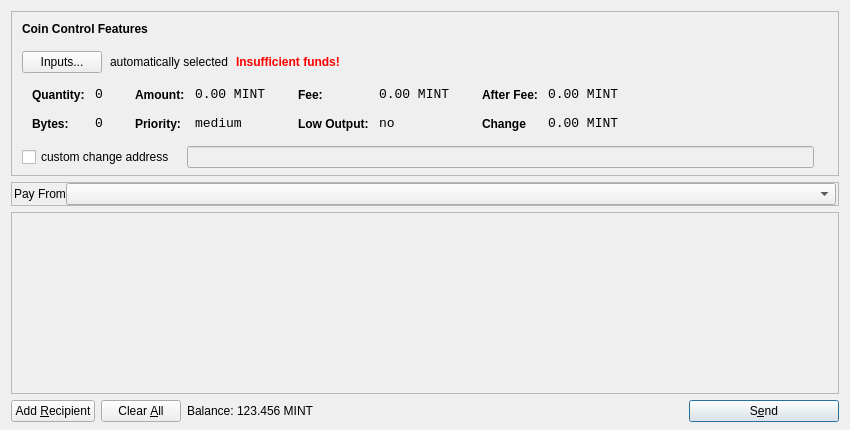
Above: src/qt/forms/sendcoinsdialog.ui from MintcoinCommunity/Mintcoin-Desktop-Wallet before the change. Below: the same form after it.
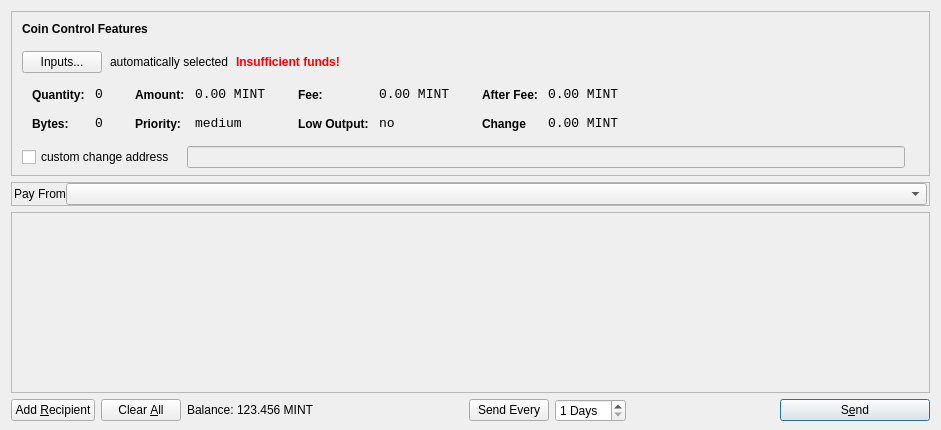
That is the form after the change. Icons and pictures are not drawn.

Commit message: Recurring send

```diff
--- a/src/qt/forms/sendcoinsdialog.ui
+++ b/src/qt/forms/sendcoinsdialog.ui
@@ -6,7 +6,7 @@
    <rect>
     <x>0</x>
     <y>0</y>
-    <width>850</width>
+    <width>941</width>
     <height>430</height>
    </rect>
   </property>
@@ -688,7 +688,7 @@
        <rect>
         <x>0</x>
         <y>0</y>
-        <width>830</width>
+        <width>921</width>
         <height>114</height>
        </rect>
       </property>
@@ -826,6 +826,36 @@
        </property>
       </spacer>
      </item>
+     <item>
+      <widget class="QPushButton" name="sendRecurring">
+       <property name="text">
+        <string>Send Every</string>
+       </property>
+      </widget>
+     </item>
+     <item>
+      <widget class="QSpinBox" name="recurringDays">
+       <property name="suffix">
+        <string> Days</string>
+       </property>
+       <property name="minimum">
+        <number>1</number>
+       </property>
+      </widget>
+     </item>
+     <item>
+      <spacer name="horizontalSpacer_2">
+       <property name="orientation">
+        <enum>Qt::Horizontal</enum>
+       </property>
+       <property name="sizeHint" stdset="0">
+        <size>
+         <width>40</width>
+         <height>20</height>
+        </size>
+       </property>
+      </spacer>
+     </item>
      <item>
       <widget class="QPushButton" name="sendButton">
        <property name="minimumSize">
```
The commit also changes 16 other files.
